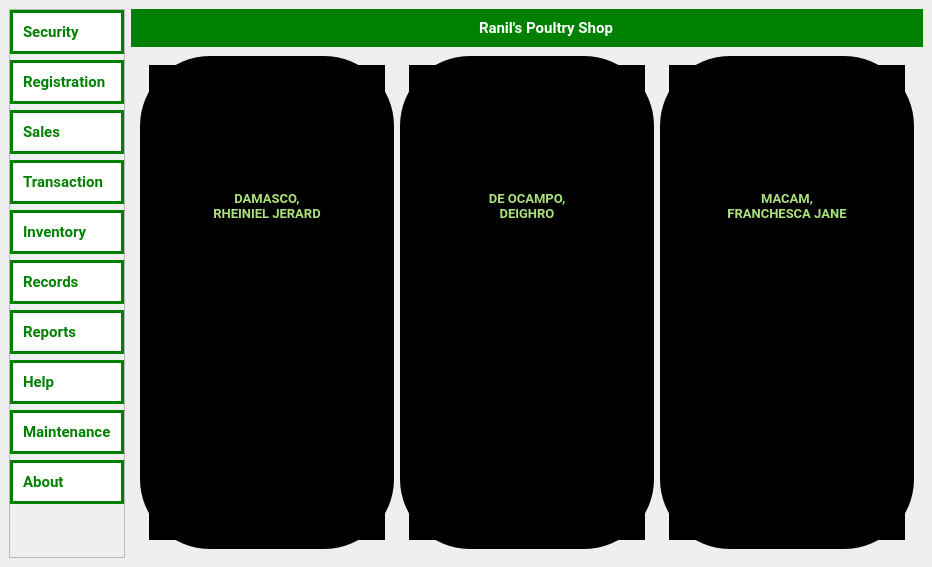
Qt form Screens/MainMenu.ui (Bideiro/Ranil_project_py) before a commit.
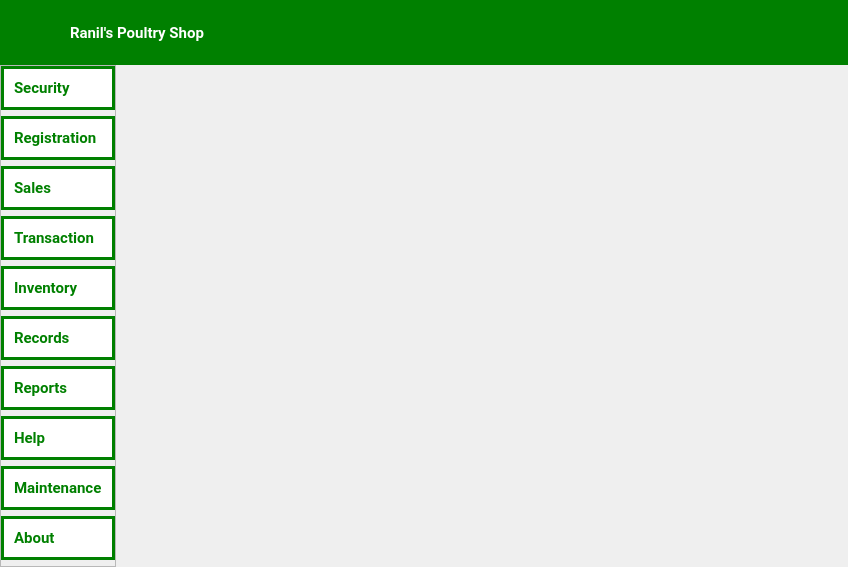
The same form after that commit. The open tabs and pages were chosen to show the change. Icons and pictures are not drawn.

Commit message: Working Mainmenu (no sidebar animation, no db)

Diff of the .ui file:
```diff
--- a/Screens/MainMenu.ui
+++ b/Screens/MainMenu.ui
@@ -6,7 +6,7 @@
    <rect>
     <x>0</x>
     <y>0</y>
-    <width>932</width>
+    <width>848</width>
     <height>567</height>
    </rect>
   </property>
@@ -23,17 +23,29 @@
   </property>
   <widget class="QWidget" name="centralwidget">
    <property name="styleSheet">
-    <string notr="true">/*Nav Bar*/
+    <string notr="true">#sidebar{
+background-color: black;
+border: 0px solid white;
+background: palette(base);
+gridline-color: rgb(255, 255, 255);
+	border-color: rgb(255, 255, 255);
+	border-color: rgb(255, 255, 255);
+}
+
+
+/*Nav Bar*/
+
+#top_bar{
+	background-color: green;
+}
 
 #menu_btn{
-	background-image: url(:/Icons/Icons/option white.png);
-	color: black;
-	border: 3px solid green;
+	border: 2px solid green;
 	text-align: left;
 	padding-left: 15px;
 	background-color: green;
 }
-#menu_btn:checked {
+#menu_btn:checked, #menu_btn:toggled{
 	background-color: white;
 }
 
@@ -59,8 +71,191 @@
 }
 </string>
    </property>
-   <layout class="QGridLayout" name="gridLayout">
-    <item row="0" column="0">
+   <layout class="QVBoxLayout" name="verticalLayout_2">
+    <property name="spacing">
+     <number>0</number>
+    </property>
+    <property name="leftMargin">
+     <number>0</number>
+    </property>
+    <property name="topMargin">
+     <number>0</number>
+    </property>
+    <property name="rightMargin">
+     <number>0</number>
+    </property>
+    <property name="bottomMargin">
+     <number>0</number>
+    </property>
+    <item>
+     <widget class="QWidget" name="top_bar" native="true">
+      <property name="sizePolicy">
+       <sizepolicy hsizetype="Preferred" vsizetype="Fixed">
+        <horstretch>0</horstretch>
+        <verstretch>0</verstretch>
+       </sizepolicy>
+      </property>
+      <property name="minimumSize">
+       <size>
+        <width>0</width>
+        <height>65</height>
+       </size>
+      </property>
+      <property name="styleSheet">
+       <string notr="true"/>
+      </property>
+      <layout class="QHBoxLayout" name="horizontalLayout_2">
+       <property name="spacing">
+        <number>0</number>
+       </property>
+       <property name="leftMargin">
+        <number>0</number>
+       </property>
+       <property name="topMargin">
+        <number>0</number>
+       </property>
+       <property name="rightMargin">
+        <number>0</number>
+       </property>
+       <property name="bottomMargin">
+        <number>0</number>
+       </property>
+       <item>
+        <widget class="QPushButton" name="menu_btn">
+         <property name="sizePolicy">
+          <sizepolicy hsizetype="Fixed" vsizetype="Minimum">
+           <horstretch>0</horstretch>
+           <verstretch>0</verstretch>
+          </sizepolicy>
+         </property>
+         <property name="minimumSize">
+          <size>
+           <width>60</width>
+           <height>25</height>
+          </size>
+         </property>
+         <property name="cursor">
+          <cursorShape>ArrowCursor</cursorShape>
+         </property>
+         <property name="styleSheet">
+          <string notr="true"/>
+         </property>
+         <property name="text">
+          <string/>
+         </property>
+         <property name="icon">
+          <iconset resource="../assets/All_In_Resource.qrc">
+           <normaloff>:/Icons/Icons/option white.png</normaloff>
+           <normalon>:/Icons/Icons/option green.png</normalon>:/Icons/Icons/option white.png</iconset>
+         </property>
+         <property name="iconSize">
+          <size>
+           <width>25</width>
+           <height>25</height>
+          </size>
+         </property>
+         <property name="checkable">
+          <bool>true</bool>
+         </property>
+         <property name="checked">
+          <bool>false</bool>
+         </property>
+         <property name="autoExclusive">
+          <bool>false</bool>
+         </property>
+        </widget>
+       </item>
+       <item>
+        <spacer name="horizontalSpacer">
+         <property name="orientation">
+          <enum>Qt::Horizontal</enum>
+         </property>
+         <property name="sizeType">
+          <enum>QSizePolicy::Minimum</enum>
+         </property>
+         <property name="sizeHint" stdset="0">
+          <size>
+           <width>10</width>
+           <height>20</height>
+          </size>
+         </property>
+        </spacer>
+       </item>
+       <item>
+        <widget class="QLabel" name="nav_text">
+         <property name="styleSheet">
+          <string notr="true">QLabel {
+	font-family: Roboto;
+	font-weight: bold;
+	font-size: 15px;
+	color: white;
+}</string>
+         </property>
+         <property name="text">
+          <string>Ranil's Poultry Shop</string>
+         </property>
+        </widget>
+       </item>
+       <item>
+        <spacer name="horizontalSpacer_2">
+         <property name="orientation">
+          <enum>Qt::Horizontal</enum>
+         </property>
+         <property name="sizeHint" stdset="0">
+          <size>
+           <width>40</width>
+           <height>20</height>
+          </size>
+         </property>
+        </spacer>
+       </item>
+       <item>
+        <widget class="QLabel" name="RANIL_logo">
+         <property name="sizePolicy">
+          <sizepolicy hsizetype="Fixed" vsizetype="Fixed">
+           <horstretch>0</horstretch>
+           <verstretch>0</verstretch>
+          </sizepolicy>
+         </property>
+         <property name="maximumSize">
+          <size>
+           <width>65</width>
+           <height>65</height>
+          </size>
+         </property>
+         <property name="text">
+          <string/>
+         </property>
+         <property name="pixmap">
+          <pixmap resource="../assets/All_In_Resource.qrc">:/Images/images/background.png</pixmap>
+         </property>
+         <property name="scaledContents">
+          <bool>true</bool>
+         </property>
+        </widget>
+       </item>
+      </layout>
+     </widget>
+    </item>
+    <item>
+     <widget class="QWidget" name="widget_2" native="true">
+      <layout class="QHBoxLayout" name="horizontalLayout">
+       <property name="spacing">
+        <number>0</number>
+       </property>
+       <property name="leftMargin">
+        <number>0</number>
+       </property>
+       <property name="topMargin">
+        <number>0</number>
+       </property>
+       <property name="rightMargin">
+        <number>0</number>
+       </property>
+       <property name="bottomMargin">
+        <number>0</number>
+       </property>
+       <item>
      <widget class="QScrollArea" name="scrollArea">
       <property name="sizePolicy">
        <sizepolicy hsizetype="Minimum" vsizetype="Expanding">
@@ -74,6 +269,12 @@
         <height>16777215</height>
        </size>
       </property>
+         <property name="font">
+          <font>
+           <kerning>false</kerning>
+           <hintingpreference>PreferNoHinting</hintingpreference>
+          </font>
+         </property>
       <property name="styleSheet">
        <string notr="true"/>
       </property>
@@ -91,10 +292,13 @@
         <rect>
          <x>0</x>
          <y>0</y>
-         <width>141</width>
-         <height>547</height>
-        </rect>
-       </property>
+            <width>123</width>
+            <height>510</height>
+           </rect>
+          </property>
+          <property name="setVisible" stdset="0">
+           <bool>false</bool>
+          </property>
        <layout class="QVBoxLayout" name="verticalLayout">
         <property name="leftMargin">
          <number>0</number>
@@ -273,664 +477,19 @@
       </widget>
      </widget>
     </item>
-    <item row="0" column="1">
-     <widget class="QWidget" name="widget" native="true">
-      <layout class="QVBoxLayout" name="verticalLayout_2">
-       <property name="spacing">
-        <number>0</number>
-       </property>
-       <property name="leftMargin">
-        <number>0</number>
-       </property>
-       <property name="topMargin">
-        <number>0</number>
-       </property>
-       <property name="rightMargin">
-        <number>0</number>
-       </property>
-       <property name="bottomMargin">
-        <number>0</number>
-       </property>
-       <item>
-        <widget class="QWidget" name="top_bar" native="true">
-         <property name="styleSheet">
-          <string notr="true">QWidget {
-	background-color: green;
-}</string>
-         </property>
-         <layout class="QHBoxLayout" name="horizontalLayout_2">
-          <property name="spacing">
-           <number>0</number>
-          </property>
-          <property name="leftMargin">
-           <number>0</number>
-          </property>
-          <property name="topMargin">
-           <number>9</number>
-          </property>
-          <property name="rightMargin">
-           <number>9</number>
-          </property>
-          <item>
-           <widget class="QPushButton" name="menu_btn">
-            <property name="cursor">
-             <cursorShape>ArrowCursor</cursorShape>
-            </property>
-            <property name="styleSheet">
-             <string notr="true"/>
-            </property>
-            <property name="text">
-             <string/>
-            </property>
-            <property name="icon">
-             <iconset resource="../assets/All_In_Resource.qrc">
-              <normaloff>:/Icons/Icons/option white.png</normaloff>:/Icons/Icons/option white.png</iconset>
-            </property>
-            <property name="iconSize">
-             <size>
-              <width>25</width>
-              <height>25</height>
-             </size>
-            </property>
-            <property name="checkable">
-             <bool>true</bool>
-            </property>
-            <property name="autoExclusive">
-             <bool>false</bool>
-            </property>
-           </widget>
-          </item>
-          <item>
-           <spacer name="horizontalSpacer">
-            <property name="orientation">
-             <enum>Qt::Horizontal</enum>
-            </property>
-            <property name="sizeHint" stdset="0">
-             <size>
-              <width>40</width>
-              <height>20</height>
-             </size>
-            </property>
-           </spacer>
-          </item>
-          <item>
-           <widget class="QLabel" name="nav_text">
-            <property name="styleSheet">
-             <string notr="true">QLabel {
-	font-family: Roboto;
-	font-weight: bold;
-	font-size: 15px;
-	color: white;
-}</string>
-            </property>
-            <property name="text">
-             <string>Ranil's Poultry Shop</string>
-            </property>
-           </widget>
-          </item>
-          <item>
-           <spacer name="horizontalSpacer_2">
-            <property name="orientation">
-             <enum>Qt::Horizontal</enum>
-            </property>
-            <property name="sizeHint" stdset="0">
-             <size>
-              <width>40</width>
-              <height>20</height>
-             </size>
-            </property>
-           </spacer>
-          </item>
-          <item>
-           <widget class="QLabel" name="RANIL_logo">
-            <property name="sizePolicy">
-             <sizepolicy hsizetype="Fixed" vsizetype="Fixed">
-              <horstretch>0</horstretch>
-              <verstretch>0</verstretch>
-             </sizepolicy>
-            </property>
-            <property name="maximumSize">
-             <size>
-              <width>50</width>
-              <height>50</height>
-             </size>
-            </property>
-            <property name="text">
-             <string/>
-            </property>
-            <property name="pixmap">
-             <pixmap resource="../assets/All_In_Resource.qrc">:/Images/images/background.png</pixmap>
-            </property>
-            <property name="scaledContents">
-             <bool>true</bool>
-            </property>
-           </widget>
-          </item>
-         </layout>
-        </widget>
-       </item>
        <item>
         <widget class="QStackedWidget" name="stackedWidget">
-         <property name="currentIndex">
-          <number>4</number>
+         <property name="minimumSize">
+          <size>
+           <width>0</width>
+           <height>0</height>
+          </size>
          </property>
-         <widget class="QWidget" name="security_page">
-          <widget class="QLabel" name="test">
-           <property name="geometry">
-            <rect>
-             <x>180</x>
-             <y>190</y>
-             <width>491</width>
-             <height>91</height>
-            </rect>
-           </property>
-           <property name="font">
-            <font>
-             <pointsize>22</pointsize>
-            </font>
-           </property>
-           <property name="text">
-            <string>SECURITY</string>
-           </property>
-           <property name="alignment">
-            <set>Qt::AlignCenter</set>
-           </property>
-          </widget>
-         </widget>
-         <widget class="QWidget" name="registration_page">
-          <widget class="QLabel" name="test2">
-           <property name="geometry">
-            <rect>
-             <x>180</x>
-             <y>180</y>
-             <width>401</width>
-             <height>81</height>
-            </rect>
-           </property>
-           <property name="font">
-            <font>
-             <pointsize>22</pointsize>
-            </font>
-           </property>
-           <property name="text">
-            <string>REGISTRATION</string>
-           </property>
-           <property name="alignment">
-            <set>Qt::AlignCenter</set>
-           </property>
-          </widget>
-         </widget>
-         <widget class="QWidget" name="sales_page_">
-          <widget class="QLabel" name="label">
-           <property name="geometry">
-            <rect>
-             <x>350</x>
-             <y>110</y>
-             <width>301</width>
-             <height>181</height>
-            </rect>
-           </property>
-           <property name="font">
-            <font>
-             <pointsize>22</pointsize>
-            </font>
-           </property>
-           <property name="text">
-            <string>SALES</string>
-           </property>
-          </widget>
-         </widget>
-         <widget class="QWidget" name="transaction_page">
-          <widget class="QLabel" name="TES">
-           <property name="geometry">
-            <rect>
-             <x>430</x>
-             <y>180</y>
-             <width>251</width>
-             <height>101</height>
-            </rect>
-           </property>
-           <property name="font">
-            <font>
-             <pointsize>22</pointsize>
-            </font>
-           </property>
-           <property name="text">
-            <string>TRANSACTION</string>
-           </property>
-          </widget>
-         </widget>
-         <widget class="QWidget" name="inventory_page">
-          <widget class="QLabel" name="label_2">
-           <property name="geometry">
-            <rect>
-             <x>430</x>
-             <y>140</y>
-             <width>331</width>
-             <height>161</height>
-            </rect>
-           </property>
-           <property name="font">
-            <font>
-             <pointsize>22</pointsize>
-            </font>
-           </property>
-           <property name="text">
-            <string>INBENTORY</string>
-           </property>
-          </widget>
-         </widget>
-         <widget class="QWidget" name="records_page">
-          <widget class="QLabel" name="label_3">
-           <property name="geometry">
-            <rect>
-             <x>360</x>
-             <y>140</y>
-             <width>331</width>
-             <height>171</height>
-            </rect>
-           </property>
-           <property name="font">
-            <font>
-             <pointsize>22</pointsize>
-            </font>
-           </property>
-           <property name="text">
-            <string>RECORDS</string>
-           </property>
-          </widget>
-         </widget>
-         <widget class="QWidget" name="reports_page">
-          <widget class="QLabel" name="label_4">
-           <property name="geometry">
-            <rect>
-             <x>450</x>
-             <y>200</y>
-             <width>261</width>
-             <height>121</height>
-            </rect>
-           </property>
-           <property name="font">
-            <font>
-             <pointsize>22</pointsize>
-            </font>
-           </property>
-           <property name="text">
-            <string>RECORDES</string>
-           </property>
-          </widget>
-         </widget>
-         <widget class="QWidget" name="help_page">
-          <layout class="QGridLayout" name="gridLayout_3">
-           <item row="0" column="0">
-            <widget class="QLabel" name="label_5">
-             <property name="font">
-              <font>
-               <pointsize>22</pointsize>
-              </font>
-             </property>
-             <property name="text">
-              <string>HELP ME</string>
-             </property>
-            </widget>
-           </item>
-          </layout>
-         </widget>
-         <widget class="QWidget" name="maintenance_page">
-          <widget class="QLabel" name="label_6">
-           <property name="geometry">
-            <rect>
-             <x>280</x>
-             <y>160</y>
-             <width>451</width>
-             <height>171</height>
-            </rect>
-           </property>
-           <property name="font">
-            <font>
-             <pointsize>22</pointsize>
-            </font>
-           </property>
-           <property name="text">
-            <string>MAINTERNANCE</string>
-           </property>
-          </widget>
-         </widget>
-         <widget class="QWidget" name="about_page">
-          <layout class="QGridLayout" name="gridLayout_2">
-           <item row="0" column="0">
-            <layout class="QGridLayout" name="gridLayout_4">
-             <item row="0" column="0">
-              <widget class="QWidget" name="ovalA" native="true">
-               <property name="styleSheet">
-                <string notr="true">QWidget {
-	background-color: black;
-	border-radius: 70px;
-}</string>
-               </property>
-               <layout class="QVBoxLayout" name="verticalLayout_3">
-                <item>
-                 <widget class="QLabel" name="iconA">
-                  <property name="styleSheet">
-                   <string notr="true">QLabel {
-	color: white;
-}</string>
-                  </property>
-                  <property name="text">
-                   <string/>
-                  </property>
-                  <property name="pixmap">
-                   <pixmap>:/BgLogo/img/profile.png</pixmap>
-                  </property>
-                  <property name="scaledContents">
-                   <bool>true</bool>
-                  </property>
-                 </widget>
-                </item>
-                <item>
-                 <widget class="QLabel" name="nameA">
-                  <property name="font">
-                   <font>
-                    <family>Roboto</family>
-                    <pointsize>10</pointsize>
-                    <bold>true</bold>
-                   </font>
-                  </property>
-                  <property name="styleSheet">
-                   <string notr="true">QLabel {
-	color: #ABE27D;
-}</string>
-                  </property>
-                  <property name="text">
-                   <string>DAMASCO, 
-RHEINIEL JERARD</string>
-                  </property>
-                  <property name="alignment">
-                   <set>Qt::AlignCenter</set>
-                  </property>
-                 </widget>
-                </item>
-                <item>
-                 <widget class="QLabel" name="phoneA">
-                  <property name="font">
-                   <font>
-                    <pointsize>10</pointsize>
-                   </font>
-                  </property>
-                  <property name="text">
-                   <string/>
-                  </property>
-                  <property name="pixmap">
-                   <pixmap>:/BgLogo/img/phone.png</pixmap>
-                  </property>
-                  <property name="scaledContents">
-                   <bool>true</bool>
-                  </property>
-                 </widget>
-                </item>
-                <item>
-                 <widget class="QLabel" name="emailA">
-                  <property name="font">
-                   <font>
-                    <pointsize>10</pointsize>
-                   </font>
-                  </property>
-                  <property name="text">
-                   <string/>
-                  </property>
-                  <property name="pixmap">
-                   <pixmap>:/BgLogo/img/email.png</pixmap>
-                  </property>
-                  <property name="scaledContents">
-                   <bool>true</bool>
-                  </property>
-                 </widget>
-                </item>
-                <item>
-                 <widget class="QLabel" name="fbA">
-                  <property name="font">
-                   <font>
-                    <pointsize>10</pointsize>
-                   </font>
-                  </property>
-                  <property name="text">
-                   <string/>
-                  </property>
-                  <property name="pixmap">
-                   <pixmap>:/BgLogo/img/facebook.png</pixmap>
-                  </property>
-                  <property name="scaledContents">
-                   <bool>true</bool>
-                  </property>
-                 </widget>
-                </item>
-               </layout>
-              </widget>
-             </item>
-             <item row="0" column="1">
-              <widget class="QWidget" name="ovalB" native="true">
-               <property name="styleSheet">
-                <string notr="true">QWidget {
-	background-color: black;
-	border-radius: 70px;
-}</string>
-               </property>
-               <layout class="QVBoxLayout" name="verticalLayout_4">
-                <item>
-                 <widget class="QLabel" name="iconB">
-                  <property name="styleSheet">
-                   <string notr="true">QLabel {
-	color: white;
-}</string>
-                  </property>
-                  <property name="text">
-                   <string/>
-                  </property>
-                  <property name="pixmap">
-                   <pixmap>:/BgLogo/img/profile.png</pixmap>
-                  </property>
-                  <property name="scaledContents">
-                   <bool>true</bool>
-                  </property>
-                 </widget>
-                </item>
-                <item>
-                 <widget class="QLabel" name="nameB">
-                  <property name="font">
-                   <font>
-                    <family>Roboto</family>
-                    <pointsize>10</pointsize>
-                    <bold>true</bold>
-                   </font>
-                  </property>
-                  <property name="styleSheet">
-                   <string notr="true">QLabel {
-	color: #ABE27D;
-}</string>
-                  </property>
-                  <property name="text">
-                   <string>DE OCAMPO, 
-DEIGHRO</string>
-                  </property>
-                  <property name="alignment">
-                   <set>Qt::AlignCenter</set>
-                  </property>
-                 </widget>
-                </item>
-                <item>
-                 <widget class="QLabel" name="phoneB">
-                  <property name="font">
-                   <font>
-                    <pointsize>10</pointsize>
-                   </font>
-                  </property>
-                  <property name="text">
-                   <string/>
-                  </property>
-                  <property name="textFormat">
-                   <enum>Qt::MarkdownText</enum>
-                  </property>
-                  <property name="pixmap">
-                   <pixmap>:/BgLogo/img/phone.png</pixmap>
-                  </property>
-                  <property name="scaledContents">
-                   <bool>true</bool>
-                  </property>
-                 </widget>
-                </item>
-                <item>
-                 <widget class="QLabel" name="emailB">
-                  <property name="font">
-                   <font>
-                    <pointsize>10</pointsize>
-                   </font>
-                  </property>
-                  <property name="text">
-                   <string/>
-                  </property>
-                  <property name="pixmap">
-                   <pixmap>:/BgLogo/img/email.png</pixmap>
-                  </property>
-                  <property name="scaledContents">
-                   <bool>true</bool>
-                  </property>
-                 </widget>
-                </item>
-                <item>
-                 <widget class="QLabel" name="fbB">
-                  <property name="font">
-                   <font>
-                    <pointsize>10</pointsize>
-                   </font>
-                  </property>
-                  <property name="text">
-                   <string/>
-                  </property>
-                  <property name="pixmap">
-                   <pixmap>:/BgLogo/img/facebook.png</pixmap>
-                  </property>
-                  <property name="scaledContents">
-                   <bool>true</bool>
-                  </property>
-                 </widget>
-                </item>
-               </layout>
-              </widget>
-             </item>
-             <item row="0" column="2">
-              <widget class="QWidget" name="ovalC" native="true">
-               <property name="styleSheet">
-                <string notr="true">QWidget {
-	background-color: black;
-	border-radius: 70px;
-}</string>
-               </property>
-               <layout class="QVBoxLayout" name="verticalLayout_5">
-                <item>
-                 <widget class="QLabel" name="iconC">
-                  <property name="styleSheet">
-                   <string notr="true">QLabel {
-	color: white;
-}</string>
-                  </property>
-                  <property name="text">
-                   <string/>
-                  </property>
-                  <property name="pixmap">
-                   <pixmap>:/BgLogo/img/profile.png</pixmap>
-                  </property>
-                  <property name="scaledContents">
-                   <bool>true</bool>
-                  </property>
-                 </widget>
-                </item>
-                <item>
-                 <widget class="QLabel" name="nameC">
-                  <property name="font">
-                   <font>
-                    <family>Roboto</family>
-                    <pointsize>10</pointsize>
-                    <bold>true</bold>
-                   </font>
-                  </property>
-                  <property name="styleSheet">
-                   <string notr="true">QLabel {
-	color: #ABE27D;
-}</string>
-                  </property>
-                  <property name="text">
-                   <string>MACAM, 
-FRANCHESCA JANE</string>
-                  </property>
-                  <property name="alignment">
-                   <set>Qt::AlignCenter</set>
-                  </property>
-                 </widget>
-                </item>
-                <item>
-                 <widget class="QLabel" name="phoneC">
-                  <property name="font">
-                   <font>
-                    <pointsize>10</pointsize>
-                   </font>
-                  </property>
-                  <property name="text">
-                   <string/>
-                  </property>
-                  <property name="textFormat">
-                   <enum>Qt::MarkdownText</enum>
-                  </property>
-                  <property name="pixmap">
-                   <pixmap>:/BgLogo/img/phone.png</pixmap>
-                  </property>
-                  <property name="scaledContents">
-                   <bool>true</bool>
-                  </property>
-                 </widget>
-                </item>
-                <item>
-                 <widget class="QLabel" name="emailC">
-                  <property name="font">
-                   <font>
-                    <pointsize>10</pointsize>
-                   </font>
-                  </property>
-                  <property name="text">
-                   <string/>
-                  </property>
-                  <property name="pixmap">
-                   <pixmap>:/BgLogo/img/email.png</pixmap>
-                  </property>
-                  <property name="scaledContents">
-                   <bool>true</bool>
-                  </property>
-                 </widget>
-                </item>
-                <item>
-                 <widget class="QLabel" name="fbC">
-                  <property name="font">
-                   <font>
-                    <pointsize>10</pointsize>
-                   </font>
-                  </property>
-                  <property name="text">
-                   <string/>
-                  </property>
-                  <property name="pixmap">
-                   <pixmap>:/BgLogo/img/facebook.png</pixmap>
-                  </property>
-                  <property name="scaledContents">
-                   <bool>true</bool>
-                  </property>
-                 </widget>
-                </item>
-               </layout>
-              </widget>
-             </item>
-            </layout>
-           </item>
-          </layout>
-         </widget>
+         <property name="autoFillBackground">
+          <bool>false</bool>
+         </property>
+         <widget class="QWidget" name="page"/>
+         <widget class="QWidget" name="page_2"/>
         </widget>
        </item>
       </layout>
```
Left out of the diff: 2 changed lines with no effect on the pictures. Lines whose indentation alone changed are shown as unchanged. The commit also changes 48 other files.
